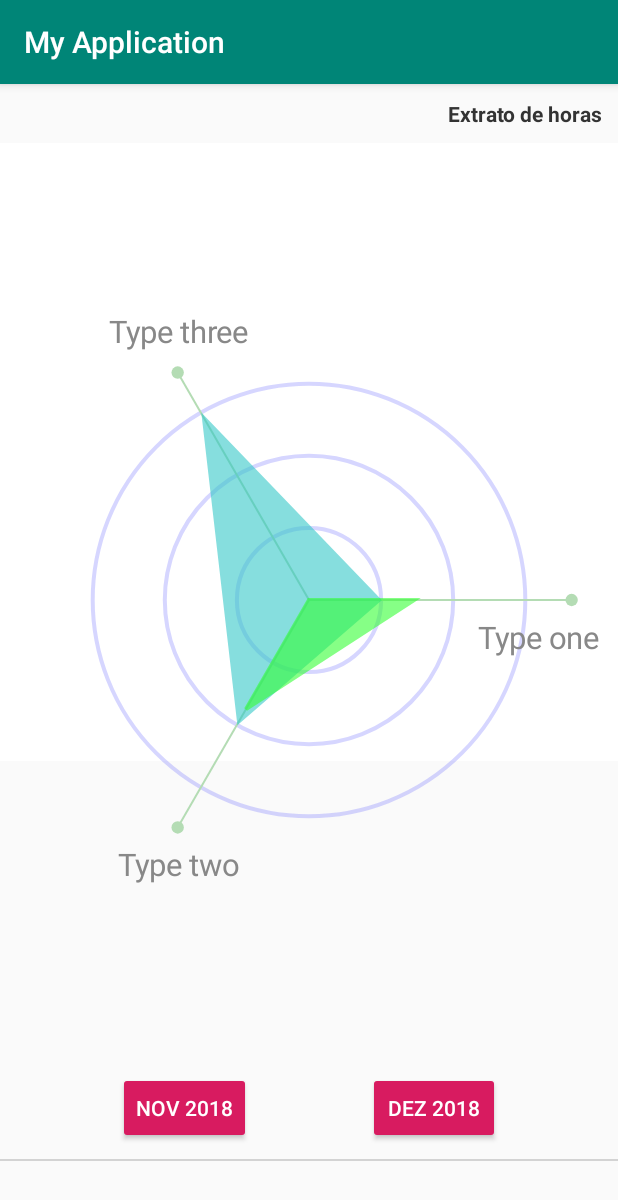
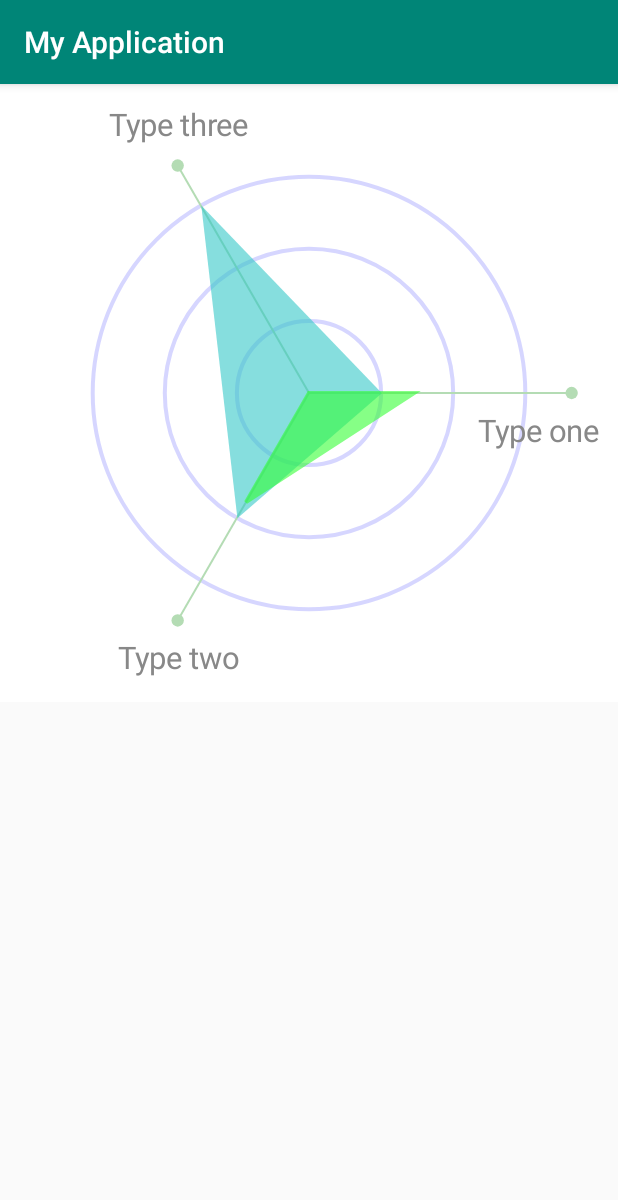
Before and after one commit to maiconhellmann/radar-graph, an Android app: the screen it shows after launch (MainActivity), on a phone screen of 412 x 824 dp. Shown: the top 1200 px of the screen. Run offline under Robolectric (Android 15) with nearby library versions, the phone set to English and light mode, and no system bars.

Commit message:
Refactor package names; Refactor class name; Apply new changes to layout; Removed unused components on the testing screen

```diff
--- a/app/src/main/AndroidManifest.xml
+++ b/app/src/main/AndroidManifest.xml
@@ -1,5 +1,5 @@
 <?xml version="1.0" encoding="utf-8"?>
-<manifest package="com.test.myapplication"
+<manifest package="com.epolly.radargraph"
     xmlns:android="http://schemas.android.com/apk/res/android">
 
     <application
@@ -9,7 +9,7 @@
         android:roundIcon="@mipmap/ic_launcher_round"
         android:supportsRtl="true"
         android:theme="@style/AppTheme">
-        <activity android:name=".MainActivity">
+        <activity android:name="com.epolly.radargraph.MainActivity">
             <intent-filter>
                 <action android:name="android.intent.action.MAIN" />
 
--- a/app/src/main/java/com/test/myapplication/MainActivity.kt
+++ b/app/src/main/java/com/epolly/radargraph/MainActivity.kt
@@ -1,4 +1,4 @@
-package com.test.myapplication
+package com.epolly.radargraph
 
 import android.os.Bundle
 import android.support.v7.app.AppCompatActivity
--- a/app/src/main/java/com/test/myapplication/RadarGraphView.kt
+++ b/app/src/main/java/com/epolly/radargraph/RadarGraphView.kt
@@ -1,13 +1,13 @@
-package com.test.myapplication
+package com.epolly.radargraph
 
 import android.content.Context
 import android.graphics.*
 import android.util.AttributeSet
 import android.util.Log
 import android.view.View
-import com.test.myapplication.model.Mock
+import com.epolly.radargraph.model.Mock
 
-class TestView(context: Context, attrs: AttributeSet?) : View(context, attrs) {
+class RadarGraphView(context: Context, attrs: AttributeSet?) : View(context, attrs) {
 
     val data = Mock.createDataList()
 
--- a/app/src/main/java/com/test/myapplication/model/Mock.kt
+++ b/app/src/main/java/com/epolly/radargraph/model/Mock.kt
@@ -1,4 +1,4 @@
-package com.test.myapplication.model
+package com.epolly.radargraph.model
 
 import Data
 import DataList
--- a/app/src/main/res/layout/activity_main.xml
+++ b/app/src/main/res/layout/activity_main.xml
@@ -7,58 +7,14 @@
     android:layout_height="match_parent"
     tools:context=".MainActivity">
 
-    <TextView
-        android:id="@+id/tvExtratoHora"
-        android:layout_width="wrap_content"
-        android:layout_height="wrap_content"
-        android:padding="10dp"
-        android:text="Extrato de horas"
-        android:textColor="#333"
-        android:textStyle="bold"
-        app:layout_constraintRight_toRightOf="parent" />
-
-    <com.test.myapplication.TestView
+    <com.epolly.radargraph.RadarGraphView
         android:id="@+id/graph"
         android:layout_width="0dp"
         android:layout_height="0dp"
         app:layout_constraintLeft_toLeftOf="parent"
         app:layout_constraintRight_toRightOf="parent"
         android:layout_marginBottom="10dp"
-        app:layout_constraintBottom_toTopOf="@id/btnLeft"
-        app:layout_constraintTop_toBottomOf="@id/tvExtratoHora" />
+        app:layout_constraintBottom_toBottomOf="parent"
+        app:layout_constraintTop_toTopOf="parent"/>
 
-    <Button
-        android:id="@+id/btnLeft"
-        style="@style/Base.Widget.AppCompat.Button.Colored"
-        android:layout_width="wrap_content"
-        android:layout_height="wrap_content"
-        android:layout_marginBottom="10dp"
-        android:text="NOV 2018"
-        app:layout_constraintBottom_toTopOf="@id/line"
-        app:layout_constraintLeft_toLeftOf="parent"
-        app:layout_constraintRight_toLeftOf="@id/btnRight" />
-
-    <Button
-        android:id="@+id/btnRight"
-        style="@style/Base.Widget.AppCompat.Button.Colored"
-        android:layout_width="wrap_content"
-        android:layout_height="wrap_content"
-        android:layout_marginBottom="10dp"
-        android:text="DEZ 2018"
-        app:layout_constraintBottom_toTopOf="@id/line"
-        app:layout_constraintLeft_toRightOf="@id/btnLeft"
-        app:layout_constraintRight_toRightOf="parent" />
-
-    <View
-        android:id="@+id/line"
-        android:layout_width="match_parent"
-        android:layout_height="2px"
-        android:background="#d3d3d3"
-        app:layout_constraintBottom_toTopOf="@id/bottom" />
-
-    <View
-        android:id="@+id/bottom"
-        android:layout_width="match_parent"
-        android:layout_height="50dp"
-        app:layout_constraintBottom_toBottomOf="parent" />
 </android.support.constraint.ConstraintLayout>
```
Also changed, not shown: app/src/main/java/com/epolly/radargraph/model/Model.kt (renamed from app/src/main/java/com/test/myapplication/model/Model.kt), 4 other files.
